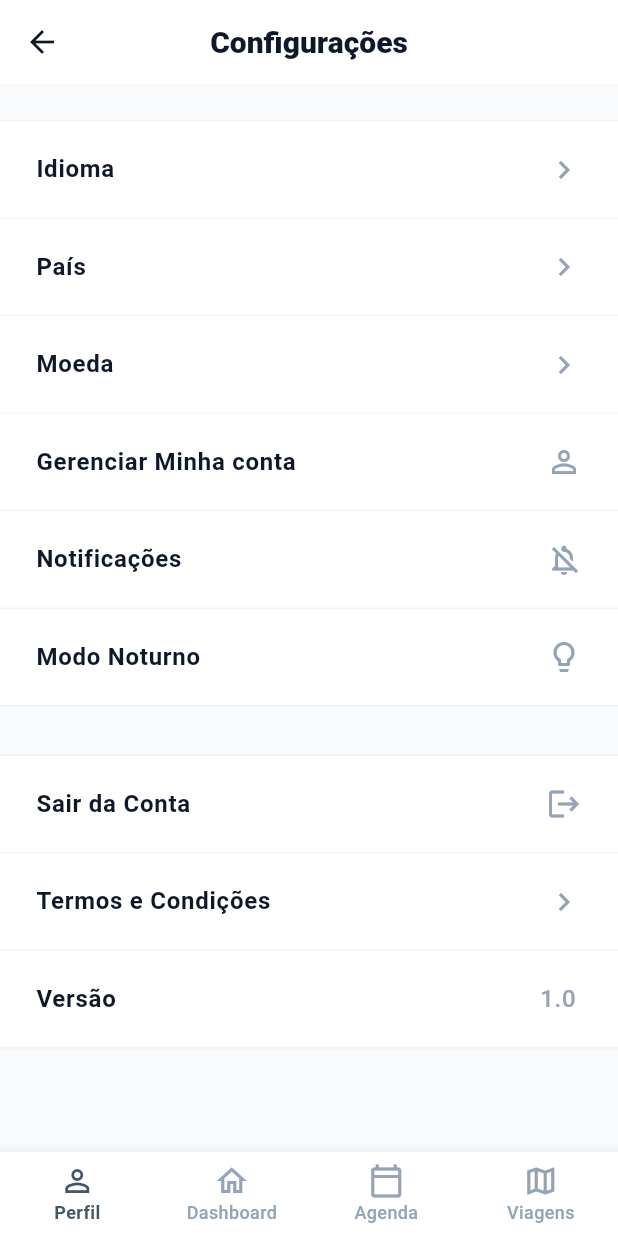
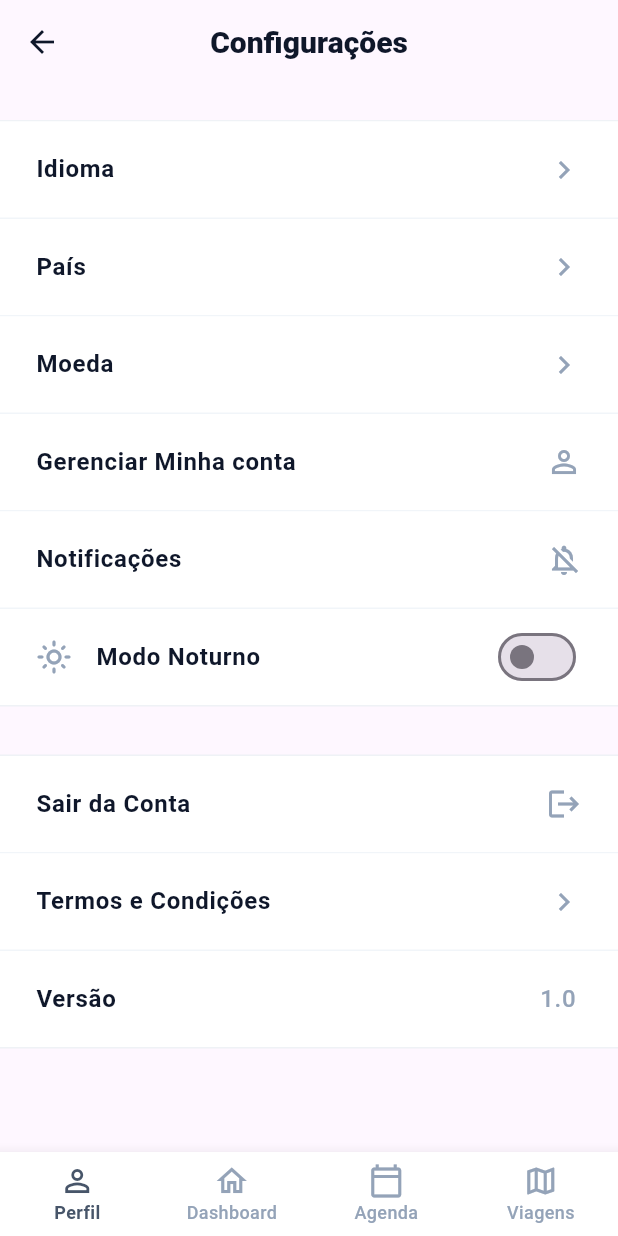
Before and after one commit to eduardoaalmeida/travelnote, a Flutter app: the ConfiguracoesPage screen opened by its route, on a phone screen of 412 x 824 dp. Run offline on Flutter 3.47's test engine with Material 3 defaults, Android fonts, the phone set to English and light mode, and no system bars; our stand-ins replace cloud_firestore, firebase_auth, firebase_core, google_sign_in, mask_text_input_formatter, table_calendar; accounts and stored records are empty; network calls fail.

Commit message:
pequenas alteracoes

```diff
--- a/lib/configuracoes_page.dart
+++ b/lib/configuracoes_page.dart
@@ -1,4 +1,5 @@
 import 'package:flutter/material.dart';
+import 'theme_notifier.dart';
 import 'package:firebase_auth/firebase_auth.dart';
 import 'package:cloud_firestore/cloud_firestore.dart';
 import 'navbar.dart';
@@ -43,12 +44,14 @@ class _ConfiguracoesPageState extends State<ConfiguracoesPage> {
         final data = doc.data() as Map<String, dynamic>;
         final prefs = data['preferencias'] as Map<String, dynamic>?;
         if (prefs != null) {
+          final noturno = (prefs['modoNoturno'] as bool?) ?? false;
+          ThemeNotifier.instance.setModoNoturno(noturno);
           setState(() {
             _idioma = (prefs['idioma'] as String?) ?? 'Português';
             _pais = (prefs['pais'] as String?) ?? 'Brasil';
             _moeda = (prefs['moeda'] as String?) ?? 'BRL';
             _notificacoesAtivas = (prefs['notificacoes'] as bool?) ?? true;
-            _modoNoturno = (prefs['modoNoturno'] as bool?) ?? false;
+            _modoNoturno = noturno;
           });
         }
       }
@@ -81,17 +84,27 @@ class _ConfiguracoesPageState extends State<ConfiguracoesPage> {
     bool showArrow = false,
     VoidCallback? onTap,
   }) {
+    return Builder(
+      builder: (context) {
+        final isDark = Theme.of(context).brightness == Brightness.dark;
+        final bgColor = isDark ? const Color(0xFF1E293B) : Colors.white;
+        final titleColor = isDark ? Colors.white : const Color(0xFF0F172A);
+        final subtitleColor = isDark ? Colors.white54 : const Color(0xFF94A3B8);
+
         return Container(
-      color: Colors.white,
+          color: bgColor,
           child: ListTile(
             onTap: onTap,
-        contentPadding: const EdgeInsets.symmetric(horizontal: 24, vertical: 4),
+            contentPadding: const EdgeInsets.symmetric(
+              horizontal: 24,
+              vertical: 4,
+            ),
             title: Text(
               title,
-          style: const TextStyle(
+              style: TextStyle(
                 fontSize: 16,
                 fontWeight: FontWeight.w600,
-            color: Color(0xFF0F172A),
+                color: titleColor,
               ),
             ),
             trailing: Row(
@@ -100,47 +113,56 @@ class _ConfiguracoesPageState extends State<ConfiguracoesPage> {
                 if (value != null && value.isNotEmpty) ...[
                   Text(
                     value,
-                style: const TextStyle(
+                    style: TextStyle(
                       fontSize: 16,
-                  color: Color(0xFF94A3B8),
+                      color: subtitleColor,
                       fontWeight: FontWeight.w500,
                     ),
                   ),
                   const SizedBox(width: 4),
                 ],
                 if (trailingIcon != null)
-              Icon(trailingIcon, color: const Color(0xFF94A3B8), size: 24),
+                  Icon(trailingIcon, color: subtitleColor, size: 24),
                 if (showArrow)
-              const Icon(
-                Icons.chevron_right,
-                color: Color(0xFF94A3B8),
-                size: 24,
-              ),
+                  Icon(Icons.chevron_right, color: subtitleColor, size: 24),
               ],
             ),
           ),
         );
+      },
+    );
   }
 
   Widget _buildGroup(List<Widget> items) {
+    return Builder(
+      builder: (context) {
+        final isDark = Theme.of(context).brightness == Brightness.dark;
+        final bgColor = isDark ? const Color(0xFF1E293B) : Colors.white;
+        final borderColor = isDark
+            ? const Color(0xFF334155)
+            : const Color(0xFFEFF2F6);
+        final dividerColor = isDark
+            ? const Color(0xFF334155)
+            : const Color(0xFFF1F5F9);
+
         List<Widget> children = [];
         for (int i = 0; i < items.length; i++) {
           children.add(items[i]);
           if (i < items.length - 1) {
-        children.add(
-          const Divider(height: 1, thickness: 1, color: Color(0xFFF1F5F9)),
-        );
+            children.add(Divider(height: 1, thickness: 1, color: dividerColor));
           }
         }
         return Container(
-      decoration: const BoxDecoration(
-        color: Colors.white,
+          decoration: BoxDecoration(
+            color: bgColor,
             border: Border(
-          top: BorderSide(color: Color(0xFFEFF2F6), width: 1),
-          bottom: BorderSide(color: Color(0xFFEFF2F6), width: 1),
+              top: BorderSide(color: borderColor, width: 1),
+              bottom: BorderSide(color: borderColor, width: 1),
             ),
           ),
           child: Column(children: children),
+        );
+      },
     );
   }
 
@@ -194,9 +216,9 @@ class _ConfiguracoesPageState extends State<ConfiguracoesPage> {
   @override
   Widget build(BuildContext context) {
     return Scaffold(
-      backgroundColor: const Color(0xFFF8FAFC),
+      backgroundColor: Theme.of(context).scaffoldBackgroundColor,
       appBar: AppBar(
-        backgroundColor: Colors.white,
+        backgroundColor: Theme.of(context).cardColor,
         elevation: 0,
         centerTitle: true,
         leading: IconButton(
@@ -277,12 +299,48 @@ class _ConfiguracoesPageState extends State<ConfiguracoesPage> {
                           await _salvarPreferencias();
                         },
                       ),
-                      _buildItem(
-                        title: 'Modo Noturno',
-                        trailingIcon: Icons.lightbulb_outline,
-                        onTap: () async {
-                          setState(() => _modoNoturno = !_modoNoturno);
+                      Builder(
+                        builder: (context) {
+                          final isDark =
+                              Theme.of(context).brightness == Brightness.dark;
+                          final bgColor = isDark
+                              ? const Color(0xFF1E293B)
+                              : Colors.white;
+                          final titleColor = isDark
+                              ? Colors.white
+                              : const Color(0xFF0F172A);
+                          return Container(
+                            color: bgColor,
+                            child: SwitchListTile(
+                              contentPadding: const EdgeInsets.symmetric(
+                                horizontal: 24,
+                                vertical: 4,
+                              ),
+                              title: Text(
+                                'Modo Noturno',
+                                style: TextStyle(
+                                  fontSize: 16,
+                                  fontWeight: FontWeight.w600,
+                                  color: titleColor,
+                                ),
+                              ),
+                              secondary: Icon(
+                                _modoNoturno
+                                    ? Icons.dark_mode
+                                    : Icons.light_mode_outlined,
+                                color: isDark
+                                    ? Colors.white54
+                                    : const Color(0xFF94A3B8),
+                              ),
+                              value: _modoNoturno,
+                              activeColor: const Color(0xFF10B981),
+                              onChanged: (val) async {
+                                setState(() => _modoNoturno = val);
+                                ThemeNotifier.instance.setModoNoturno(val);
                                 await _salvarPreferencias();
+                              },
+                            ),
+                          );
                         },
                       ),
                     ]),
--- /dev/null
+++ b/lib/theme_notifier.dart
@@ -0,0 +1,15 @@
+import 'package:flutter/material.dart';
+
+/// Notifier global para controle do tema claro/noturno.
+/// Use [ThemeNotifier.instance] de qualquer tela.
+class ThemeNotifier extends ValueNotifier<ThemeMode> {
+  ThemeNotifier._() : super(ThemeMode.light);
+
+  static final ThemeNotifier instance = ThemeNotifier._();
+
+  bool get isModoNoturno => value == ThemeMode.dark;
+
+  void setModoNoturno(bool ativo) {
+    value = ativo ? ThemeMode.dark : ThemeMode.light;
+  }
+}
```
Also changed, not shown: lib/agenda_page.dart (+8 -5 lines), lib/alterar_dados_page.dart (+8 -6 lines). Lines whose indentation alone changed are shown as unchanged.
